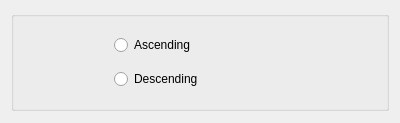
Above: src/Interface/Modules/Examples/SortMatrixDialog.ui from SCIInstitute/SCIRun before the change. Below: the same form after it.
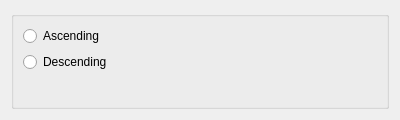
That is the form after the change.

```diff
--- a/src/Interface/Modules/Examples/SortMatrixDialog.ui
+++ b/src/Interface/Modules/Examples/SortMatrixDialog.ui
@@ -7,18 +7,18 @@
     <x>0</x>
     <y>0</y>
     <width>400</width>
-    <height>123</height>
+    <height>120</height>
    </rect>
   </property>
   <property name="sizePolicy">
-   <sizepolicy hsizetype="Preferred" vsizetype="Preferred">
+   <sizepolicy hsizetype="Fixed" vsizetype="Fixed">
     <horstretch>0</horstretch>
     <verstretch>0</verstretch>
    </sizepolicy>
   </property>
   <property name="minimumSize">
    <size>
-    <width>380</width>
+    <width>300</width>
     <height>120</height>
    </size>
   </property>
@@ -30,46 +30,22 @@
   </property>
   <layout class="QVBoxLayout" name="verticalLayout">
    <item>
-    <widget class="QGroupBox" name="orderBox">
-     <property name="sizePolicy">
-      <sizepolicy hsizetype="Preferred" vsizetype="Fixed">
-       <horstretch>0</horstretch>
-       <verstretch>0</verstretch>
-      </sizepolicy>
+    <widget class="QGroupBox" name="groupBox">
+     <property name="title">
+      <string/>
      </property>
-     <property name="minimumSize">
-      <size>
-       <width>350</width>
-       <height>100</height>
-      </size>
-     </property>
-     <property name="layoutDirection">
-      <enum>Qt::LeftToRight</enum>
-     </property>
-     <property name="alignment">
-      <set>Qt::AlignLeading|Qt::AlignLeft|Qt::AlignVCenter</set>
-     </property>
-     <layout class="QVBoxLayout" name="verticalLayout_3">
-      <property name="leftMargin">
-       <number>100</number>
+     <layout class="QFormLayout" name="formLayout">
+      <property name="fieldGrowthPolicy">
+       <enum>QFormLayout::FieldsStayAtSizeHint</enum>
       </property>
-      <property name="topMargin">
-       <number>10</number>
-      </property>
-      <property name="rightMargin">
-       <number>10</number>
-      </property>
-      <property name="bottomMargin">
-       <number>10</number>
-      </property>
-      <item>
+      <item row="0" column="0">
        <widget class="QRadioButton" name="ascendButton_">
         <property name="text">
          <string>Ascending</string>
         </property>
        </widget>
       </item>
-      <item>
+      <item row="3" column="0">
        <widget class="QRadioButton" name="descendButton_">
         <property name="text">
          <string>Descending</string>
```
Left out of the diff: 3 changed lines with no effect on the pictures.
